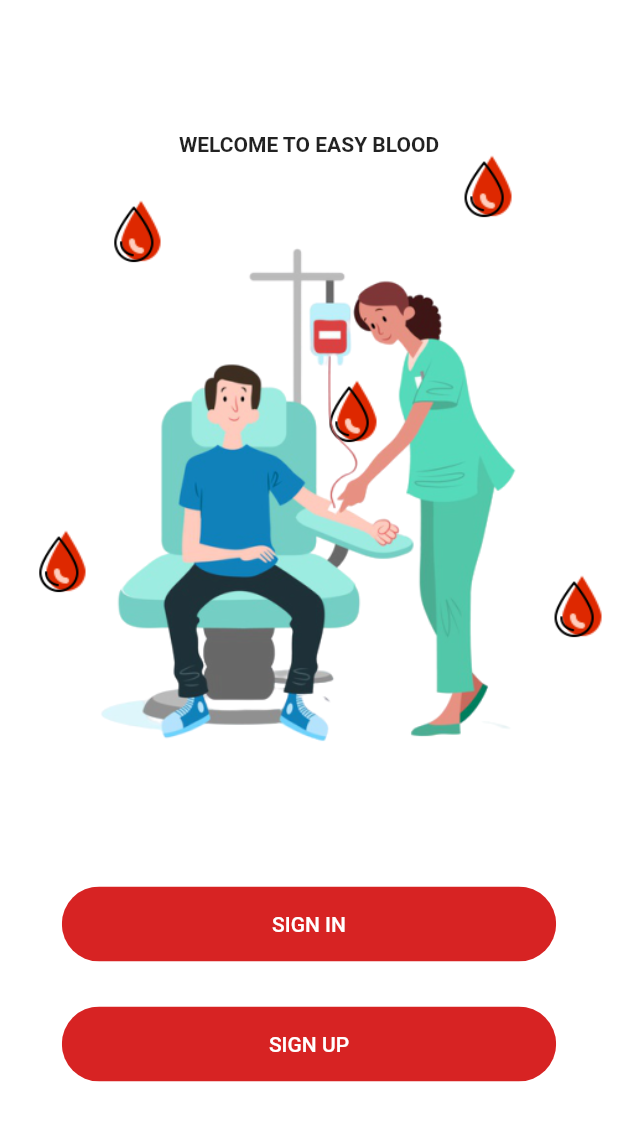
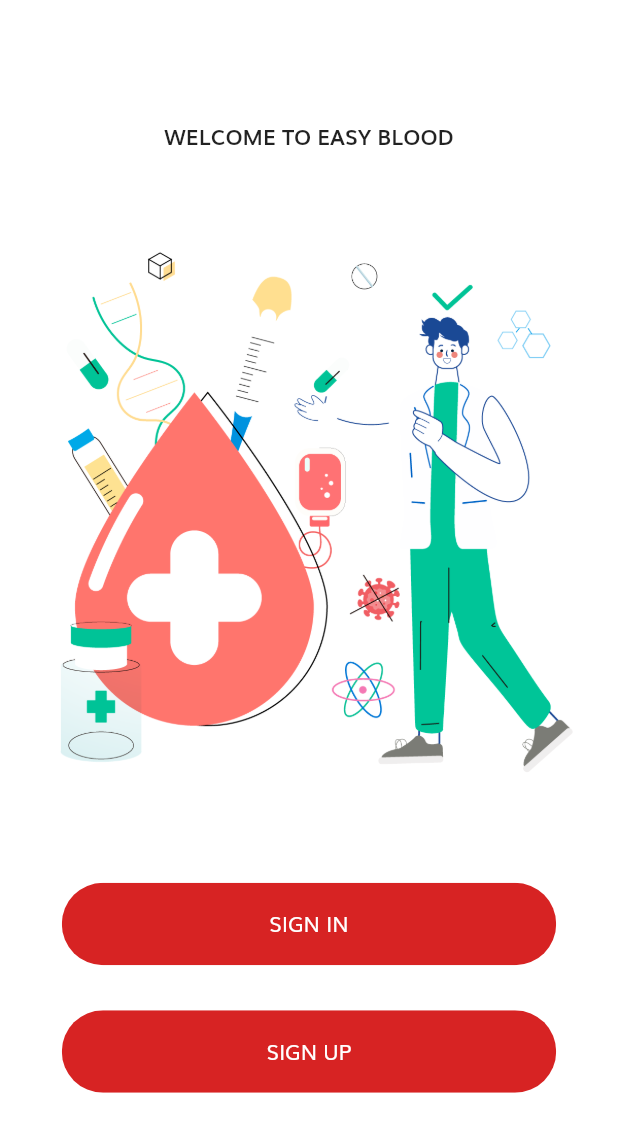
Before and after one commit to Firzan97/Blood-Donation-using-geolocation-and-rule-based-algorithm-, a Flutter app: the screen it shows after launch, after a tap on "continue", on a phone screen of 412 x 824 dp. Shown: the top 1132 px of the screen. Run offline on Flutter 3.47's test engine with Material 2 defaults, Android fonts, the phone set to English and light mode, and no system bars; our stand-ins replace curved_navigation_bar, firebase_messaging, flutter_datetime_picker, flutter_svg, font_awesome_flutter, geolocator and 8 more; missing offline and left inert: geocoder; accounts and stored records are empty; generated files the repository leaves out were written again; network calls fail.

```diff
--- a/lib/body.dart
+++ b/lib/body.dart
@@ -35,7 +35,7 @@ class _BodyState extends State<Body> {
       child: SizedBox(
         width: double.infinity,
         child: Padding(
-          padding: const EdgeInsets.all(15.0),
+          padding: const EdgeInsets.symmetric(vertical: 15.0),
           child: Column(
             children: <Widget>[
               SizedBox(height: 80,),
--- a/lib/component/button_round.dart
+++ b/lib/component/button_round.dart
@@ -30,7 +30,8 @@ class ButtonRound extends StatelessWidget {
           color: color,
           onPressed: press,
           child: Text(text,
-            style: TextStyle(color: Colors.white),
+            style: TextStyle(color: Colors.white,
+            fontFamily: "Muli"),
           ),
         ),
       ),
--- a/lib/splash.dart
+++ b/lib/splash.dart
@@ -30,7 +30,7 @@ class _SplashState extends State<Splash> {
           Navigator.of(context).pushReplacementNamed('/dasboard');
         }
         else{
-          Navigator.of(context).pushReplacementNamed('/secondScreen');
+          Navigator.of(context).pushReplacementNamed('/home');
         }
 
       }
--- a/lib/welcome/components/background.dart
+++ b/lib/welcome/components/background.dart
@@ -19,56 +19,6 @@ class Background extends StatelessWidget {
       width: double.infinity,
       child: Stack(
         children: <Widget>[
-          Positioned(
-            top: 130,
-            left: 70,
-            child: FadeAnimation(1.7,Image.asset("assets/images/bloodicon.png"),),
-          ),
-          Positioned(
-            top: 137,
-            left: 70,
-            child: Image.asset("assets/images/bloodiconwhite.png",scale: 1.3 ,),
-          ),
-          Positioned(
-            top: 350,
-            left: 20,
-            child: FadeAnimation(1.7,Image.asset("assets/images/bloodicon.png"),),
-          ),
-          Positioned(
-            top: 357,
-            left: 20,
-            child: Image.asset("assets/images/bloodiconwhite.png",scale: 1.3 ,),
-          ),
-          Positioned(
-            top: 250,
-            right: 150,
-            child: FadeAnimation(1.7,Image.asset("assets/images/bloodicon.png"),),
-          ),
-          Positioned(
-            top: 257,
-            right: 160,
-            child: Image.asset("assets/images/bloodiconwhite.png",scale: 1.3 ,),
-          ),
-          Positioned(
-            top: 380,
-            right: 0,
-            child: FadeAnimation(1.7,Image.asset("assets/images/bloodicon.png"),),
-          ),
-          Positioned(
-            top: 387,
-            right: 10,
-            child: Image.asset("assets/images/bloodiconwhite.png",scale: 1.3 ,),
-          ),
-          Positioned(
-            top: 100,
-            right: 60,
-            child: FadeAnimation(1.7,Image.asset("assets/images/bloodicon.png"),),
-          ),
-          Positioned(
-            top: 107,
-            right: 70,
-            child: Image.asset("assets/images/bloodiconwhite.png",scale: 1.3 ,),
-          ),
         child,
         ],
       ),
--- a/lib/welcome/components/body.dart
+++ b/lib/welcome/components/body.dart
@@ -22,6 +22,7 @@ class Body extends StatelessWidget {
                 "WELCOME TO EASY BLOOD",
                 style: TextStyle(
                   fontWeight: FontWeight.w700,
+                  fontFamily: "Muli"
                 ),
               ),
             ),
@@ -31,7 +32,7 @@ class Body extends StatelessWidget {
             FadeAnimation(
               1.4,
               Image.asset(
-                "assets/images/welcome.png",
+                "assets/images/welcome2.png",
                 height: size.height * 0.5,
               ),
             ),
```
Also changed, not shown: lib/api/api.dart (+9 -0 lines), lib/signin.dart (+8 -18 lines), assets/images/welcome2.png (added).
